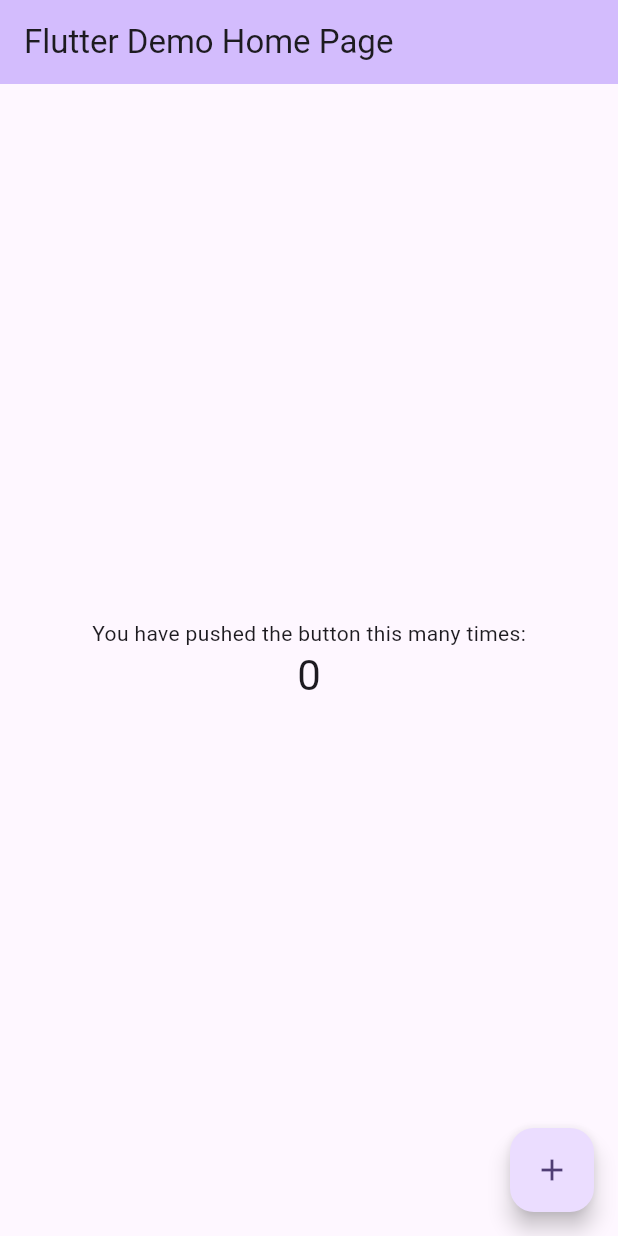
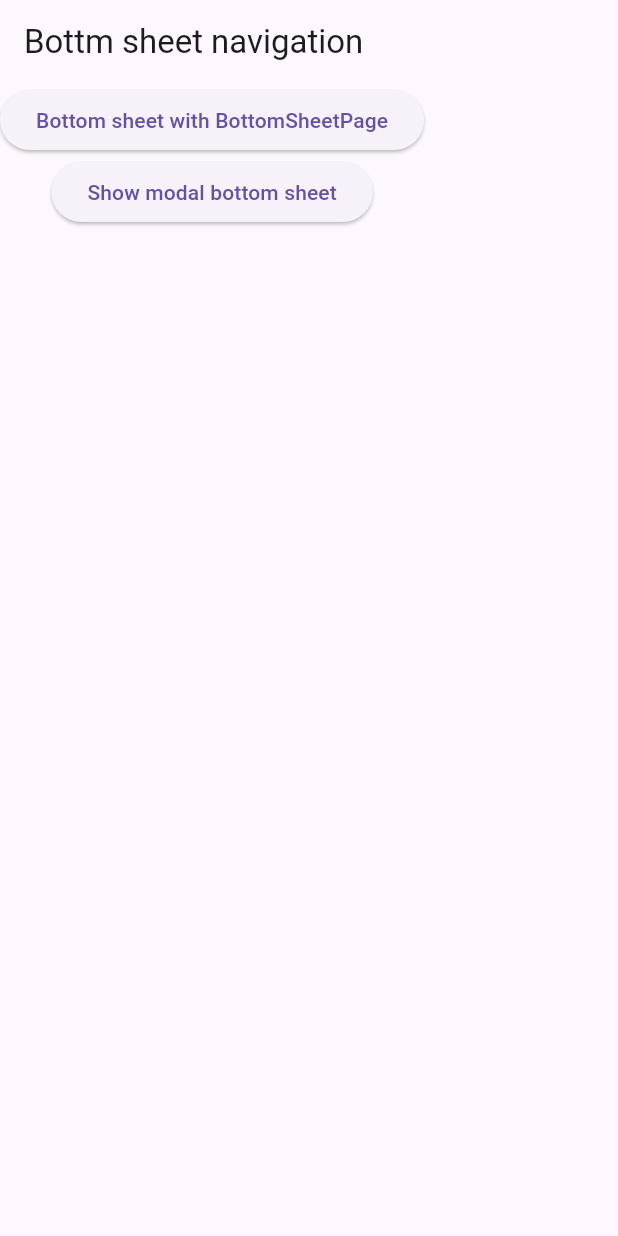
Before and after one commit to napoleon-na/flutter_bottom_sheet_navigations, a Flutter app: the screen it shows after launch, on a phone screen of 412 x 824 dp. Run offline on Flutter 3.47's test engine with Material 3 defaults, Android fonts, the light colour scheme and no system bars; our stand-ins replace go_router.

Commit message:
implement routes and uis

```diff
--- /dev/null
+++ b/lib/bottom_sheet_page.dart
@@ -0,0 +1,90 @@
+import 'package:flutter/material.dart';
+
+class BottomSheetPage<T> extends Page<T> {
+  const BottomSheetPage({
+    required this.child,
+    this.capturedThemes,
+    this.barrierLabel,
+    this.barrierOnTapHint,
+    this.backgroundColor,
+    this.elevation,
+    this.shape,
+    this.clipBehavior,
+    this.constraints,
+    this.modalBarrierColor,
+    this.isDismissible = true,
+    this.enableDrag = true,
+    this.showDragHandle,
+    this.isScrollControlled = false,
+    this.scrollControlDisabledMaxHeightRatio = 0.5,
+    this.transitionAnimationController,
+    this.anchorPoint,
+    this.useSafeArea = false,
+    this.sheetAnimationStyle,
+    super.key,
+  });
+
+  final Widget child;
+
+  final CapturedThemes? capturedThemes;
+
+  final String? barrierLabel;
+
+  final String? barrierOnTapHint;
+
+  final Color? backgroundColor;
+
+  final double? elevation;
+
+  final ShapeBorder? shape;
+
+  final Clip? clipBehavior;
+
+  final BoxConstraints? constraints;
+
+  final Color? modalBarrierColor;
+
+  final bool isDismissible;
+
+  final bool enableDrag;
+
+  final bool? showDragHandle;
+
+  final bool isScrollControlled;
+
+  final double scrollControlDisabledMaxHeightRatio;
+
+  final AnimationController? transitionAnimationController;
+
+  final Offset? anchorPoint;
+
+  final bool useSafeArea;
+
+  final AnimationStyle? sheetAnimationStyle;
+
+  @override
+  Route<T> createRoute(BuildContext context) => ModalBottomSheetRoute<T>(
+        builder: (BuildContext context) =>
+            (ModalRoute.of(context)?.settings as BottomSheetPage).child,
+        capturedThemes: capturedThemes,
+        barrierLabel: barrierLabel,
+        barrierOnTapHint: barrierOnTapHint,
+        backgroundColor: backgroundColor,
+        elevation: elevation,
+        shape: shape,
+        clipBehavior: clipBehavior,
+        constraints: constraints,
+        modalBarrierColor: modalBarrierColor,
+        isDismissible: isDismissible,
+        enableDrag: enableDrag,
+        showDragHandle: showDragHandle,
+        isScrollControlled: isScrollControlled,
+        scrollControlDisabledMaxHeightRatio:
+            scrollControlDisabledMaxHeightRatio,
+        settings: this,
+        transitionAnimationController: transitionAnimationController,
+        anchorPoint: anchorPoint,
+        useSafeArea: useSafeArea,
+        sheetAnimationStyle: sheetAnimationStyle,
+      );
+}
--- a/lib/main.dart
+++ b/lib/main.dart
@@ -1,125 +1,15 @@
 import 'package:flutter/material.dart';
+import 'package:flutter_bottom_sheet_navigations/routes.dart';
+import 'package:go_router/go_router.dart';
 
-void main() {
-  runApp(const MyApp());
-}
+void main() => runApp(const App());
 
-class MyApp extends StatelessWidget {
-  const MyApp({super.key});
-
-  // This widget is the root of your application.
-  @override
-  Widget build(BuildContext context) {
-    return MaterialApp(
-      title: 'Flutter Demo',
-      theme: ThemeData(
-        // This is the theme of your application.
-        //
-        // TRY THIS: Try running your application with "flutter run". You'll see
-        // the application has a purple toolbar. Then, without quitting the app,
-        // try changing the seedColor in the colorScheme below to Colors.green
-        // and then invoke "hot reload" (save your changes or press the "hot
-        // reload" button in a Flutter-supported IDE, or press "r" if you used
-        // the command line to start the app).
-        //
-        // Notice that the counter didn't reset back to zero; the application
-        // state is not lost during the reload. To reset the state, use hot
-        // restart instead.
-        //
-        // This works for code too, not just values: Most code changes can be
-        // tested with just a hot reload.
-        colorScheme: ColorScheme.fromSeed(seedColor: Colors.deepPurple),
-        useMaterial3: true,
-      ),
-      home: const MyHomePage(title: 'Flutter Demo Home Page'),
-    );
-  }
-}
-
-class MyHomePage extends StatefulWidget {
-  const MyHomePage({super.key, required this.title});
-
-  // This widget is the home page of your application. It is stateful, meaning
-  // that it has a State object (defined below) that contains fields that affect
-  // how it looks.
-
-  // This class is the configuration for the state. It holds the values (in this
-  // case the title) provided by the parent (in this case the App widget) and
-  // used by the build method of the State. Fields in a Widget subclass are
-  // always marked "final".
-
-  final String title;
+class App extends StatelessWidget {
+  const App({super.key});
 
   @override
-  State<MyHomePage> createState() => _MyHomePageState();
+  Widget build(BuildContext context) => MaterialApp.router(
+        routerConfig: GoRouter(routes: $appRoutes),
+        title: 'Bottom Sheet Navigation',
+      );
 }
-
-class _MyHomePageState extends State<MyHomePage> {
-  int _counter = 0;
-
-  void _incrementCounter() {
-    setState(() {
-      // This call to setState tells the Flutter framework that something has
-      // changed in this State, which causes it to rerun the build method below
-      // so that the display can reflect the updated values. If we changed
-      // _counter without calling setState(), then the build method would not be
-      // called again, and so nothing would appear to happen.
-      _counter++;
-    });
-  }
-
-  @override
-  Widget build(BuildContext context) {
-    // This method is rerun every time setState is called, for instance as done
-    // by the _incrementCounter method above.
-    //
-    // The Flutter framework has been optimized to make rerunning build methods
-    // fast, so that you can just rebuild anything that needs updating rather
-    // than having to individually change instances of widgets.
-    return Scaffold(
-      appBar: AppBar(
-        // TRY THIS: Try changing the color here to a specific color (to
-        // Colors.amber, perhaps?) and trigger a hot reload to see the AppBar
-        // change color while the other colors stay the same.
-        backgroundColor: Theme.of(context).colorScheme.inversePrimary,
-        // Here we take the value from the MyHomePage object that was created by
-        // the App.build method, and use it to set our appbar title.
-        title: Text(widget.title),
-      ),
-      body: Center(
-        // Center is a layout widget. It takes a single child and positions it
-        // in the middle of the parent.
-        child: Column(
-          // Column is also a layout widget. It takes a list of children and
-          // arranges them vertically. By default, it sizes itself to fit its
-          // children horizontally, and tries to be as tall as its parent.
-          //
-          // Column has various properties to control how it sizes itself and
-          // how it positions its children. Here we use mainAxisAlignment to
-          // center the children vertically; the main axis here is the vertical
-          // axis because Columns are vertical (the cross axis would be
-          // horizontal).
-          //
-          // TRY THIS: Invoke "debug painting" (choose the "Toggle Debug Paint"
-          // action in the IDE, or press "p" in the console), to see the
-          // wireframe for each widget.
-          mainAxisAlignment: MainAxisAlignment.center,
-          children: <Widget>[
-            const Text(
-              'You have pushed the button this many times:',
-            ),
-            Text(
-              '$_counter',
-              style: Theme.of(context).textTheme.headlineMedium,
-            ),
-          ],
-        ),
-      ),
-      floatingActionButton: FloatingActionButton(
-        onPressed: _incrementCounter,
-        tooltip: 'Increment',
-        child: const Icon(Icons.add),
-      ), // This trailing comma makes auto-formatting nicer for build methods.
-    );
-  }
-}
```
Also changed, not shown: build.yaml (added, +7 -0 lines), lib/routes.dart (added, +175 -0 lines), lib/routes.g.dart (added).
